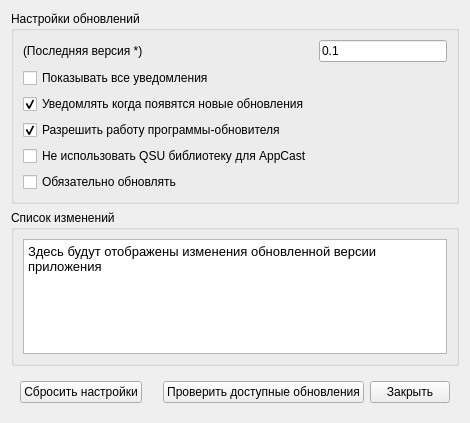
Old version of the form UpdateDialog.ui in the repository okostynchuk/Outcall.
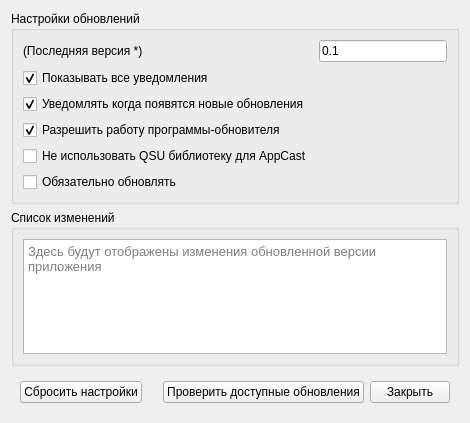
New version of the form.

```diff
--- a/UpdateDialog.ui
+++ b/UpdateDialog.ui
@@ -41,11 +41,14 @@
 &lt;html&gt;&lt;head&gt;&lt;meta name=&quot;qrichtext&quot; content=&quot;1&quot; /&gt;&lt;style type=&quot;text/css&quot;&gt;
 p, li { white-space: pre-wrap; }
 &lt;/style&gt;&lt;/head&gt;&lt;body style=&quot; font-family:'MS Shell Dlg 2'; font-size:10pt; font-weight:400; font-style:normal;&quot;&gt;
-&lt;p style=&quot; margin-top:0px; margin-bottom:0px; margin-left:0px; margin-right:0px; -qt-block-indent:0; text-indent:0px;&quot;&gt;Здесь будут отображены изменения обновленной версии приложения&lt;/p&gt;&lt;/body&gt;&lt;/html&gt;</string>
+&lt;p style=&quot;-qt-paragraph-type:empty; margin-top:0px; margin-bottom:0px; margin-left:0px; margin-right:0px; -qt-block-indent:0; text-indent:0px;&quot;&gt;&lt;br /&gt;&lt;/p&gt;&lt;/body&gt;&lt;/html&gt;</string>
         </property>
         <property name="acceptRichText">
          <bool>false</bool>
         </property>
+        <property name="placeholderText">
+         <string>Здесь будут отображены изменения обновленной версии приложения</string>
+        </property>
        </widget>
       </item>
      </layout>
@@ -155,6 +158,12 @@
         <property name="text">
          <string>Показывать все уведомления</string>
         </property>
+        <property name="checked">
+         <bool>true</bool>
+        </property>
+        <property name="tristate">
+         <bool>false</bool>
+        </property>
        </widget>
       </item>
       <item row="5" column="0">
```
